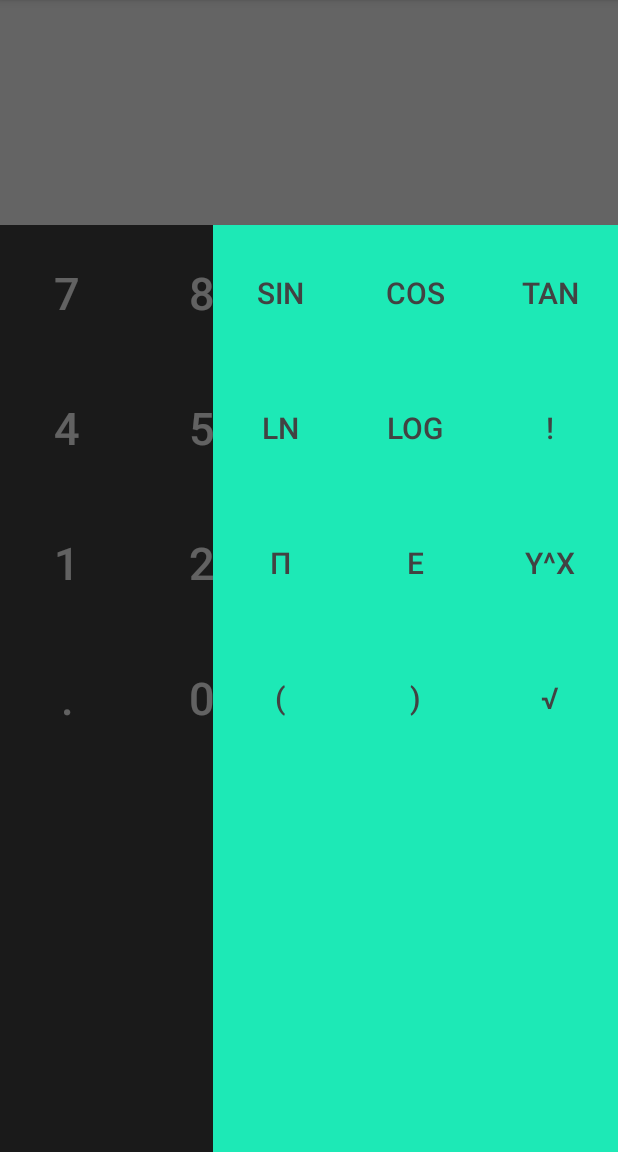
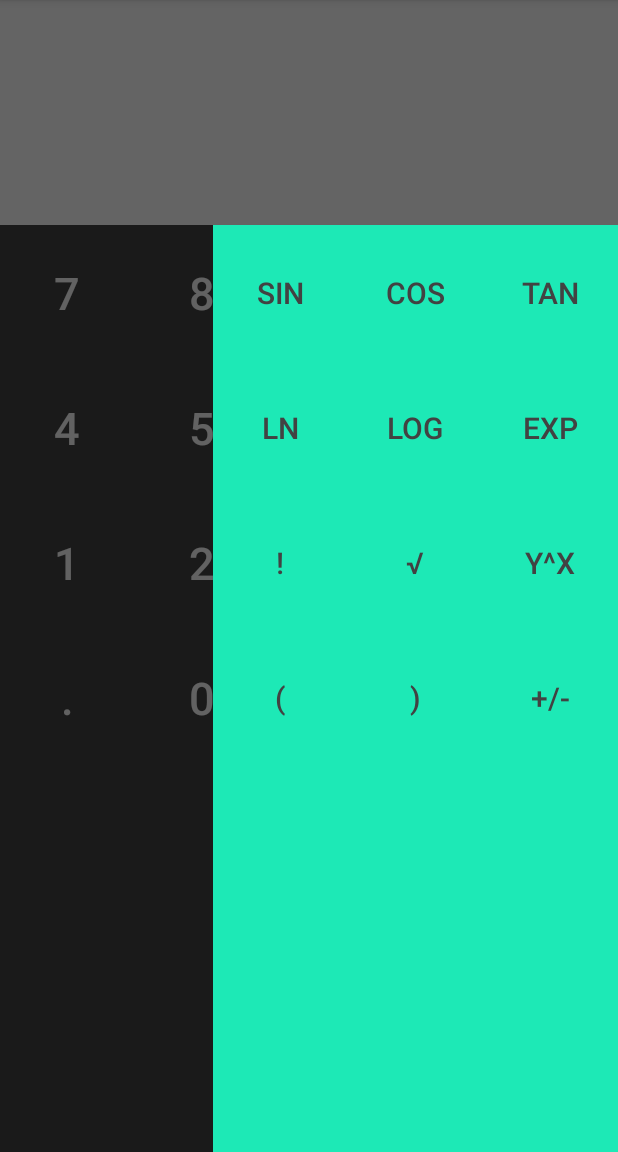
Before and after one commit to AlexeyKutepov/Calculator, an Android app: the screen it shows after launch (MainActivity), with the side drawer open, on a phone screen of 412 x 824 dp, the part 84-1236 px from its top. Run offline under Robolectric (Android 15) with nearby library versions, the phone set to English and light mode, and no system bars.

```diff
--- a/app/src/main/java/ru/software/kutepov/calculator/Operations.java
+++ b/app/src/main/java/ru/software/kutepov/calculator/Operations.java
@@ -39,6 +39,9 @@ public enum Operations {
     },
     ROOT("root") {
         public boolean isOperation(String str) {return "root".equals(str); }
+    },
+    PLUS_MINUS("plus_minus") {
+        public boolean isOperation(String str) {return "plus_minus".equals(str); }
     };
 
 
@@ -59,7 +62,8 @@ public enum Operations {
                 || LOG.isOperation(str)
                 || EXP.isOperation(str)
                 || INVOLUTION.isOperation(str)
-                || ROOT.isOperation(str);
+                || ROOT.isOperation(str)
+                || PLUS_MINUS.isOperation(str);
     }
 
     public abstract boolean isOperation(String str);
--- a/app/src/main/res/layout/activity_main.xml
+++ b/app/src/main/res/layout/activity_main.xml
@@ -306,27 +306,6 @@
                     android:textColor="@color/material_grey_800"
                     android:onClick="onClickButtonLog"/>
                 <Button
-                    android:id="@+id/buttonFactorial"
-                    android:layout_width="90dp"
-                    android:layout_height="90dp"
-                    android:background="@drawable/round_button_green_shadow"
-                    android:gravity="center_vertical|center_horizontal"
-                    android:text="@string/factorial"
-                    android:textSize="20sp"
-                    android:textColor="@color/material_grey_800"/>
-            </TableRow>
-            <TableRow
-                android:gravity="center">
-                <Button
-                    android:id="@+id/buttonPi"
-                    android:layout_width="90dp"
-                    android:layout_height="90dp"
-                    android:background="@drawable/round_button_green_shadow"
-                    android:gravity="center_vertical|center_horizontal"
-                    android:text="@string/pi"
-                    android:textSize="20sp"
-                    android:textColor="@color/material_grey_800"/>
-                <Button
                     android:id="@+id/buttonExponent"
                     android:layout_width="90dp"
                     android:layout_height="90dp"
@@ -336,6 +315,28 @@
                     android:textSize="20sp"
                     android:textColor="@color/material_grey_800"
                     android:onClick="onClickButtonExp"/>
+            </TableRow>
+            <TableRow
+                android:gravity="center">
+                <Button
+                    android:id="@+id/buttonFactorial"
+                    android:layout_width="90dp"
+                    android:layout_height="90dp"
+                    android:background="@drawable/round_button_green_shadow"
+                    android:gravity="center_vertical|center_horizontal"
+                    android:text="@string/factorial"
+                    android:textSize="20sp"
+                    android:textColor="@color/material_grey_800"/>
+                <Button
+                    android:id="@+id/buttonRoot"
+                    android:layout_width="90dp"
+                    android:layout_height="90dp"
+                    android:background="@drawable/round_button_green_shadow"
+                    android:gravity="center_vertical|center_horizontal"
+                    android:text="@string/root"
+                    android:textSize="20sp"
+                    android:textColor="@color/material_grey_800"
+                    android:onClick="onClickButtonRoot"/>
                 <Button
                     android:id="@+id/buttonInvolution"
                     android:layout_width="90dp"
@@ -368,15 +369,15 @@
                     android:textSize="20sp"
                     android:textColor="@color/material_grey_800"/>
                 <Button
-                    android:id="@+id/buttonRoot"
+                    android:id="@+id/buttonPlusMinus"
                     android:layout_width="90dp"
                     android:layout_height="90dp"
                     android:background="@drawable/round_button_green_shadow"
                     android:gravity="center_vertical|center_horizontal"
-                    android:text="@string/root"
+                    android:text="@string/plus_minus"
                     android:textSize="20sp"
                     android:textColor="@color/material_grey_800"
-                    android:onClick="onClickButtonRoot"/>
+                    android:onClick="onClickPlusMinus"/>
             </TableRow>
         </TableLayout>
     </LinearLayout>
--- a/app/src/main/res/values/strings.xml
+++ b/app/src/main/res/values/strings.xml
@@ -27,8 +27,8 @@
     <string name="ln">ln</string>
     <string name="log">log</string>
     <string name="factorial">!</string>
-    <string name="pi">&#960;</string>
-    <string name="exponent">e</string>
+    <string name="plus_minus">+/-</string>
+    <string name="exponent">exp</string>
     <string name="involution">y^x</string>
     <string name="open_bracket">(</string>
     <string name="close_bracket">)</string>
```
Also changed, not shown: app/src/main/java/ru/software/kutepov/calculator/MainActivity.java (+11 -2 lines).
